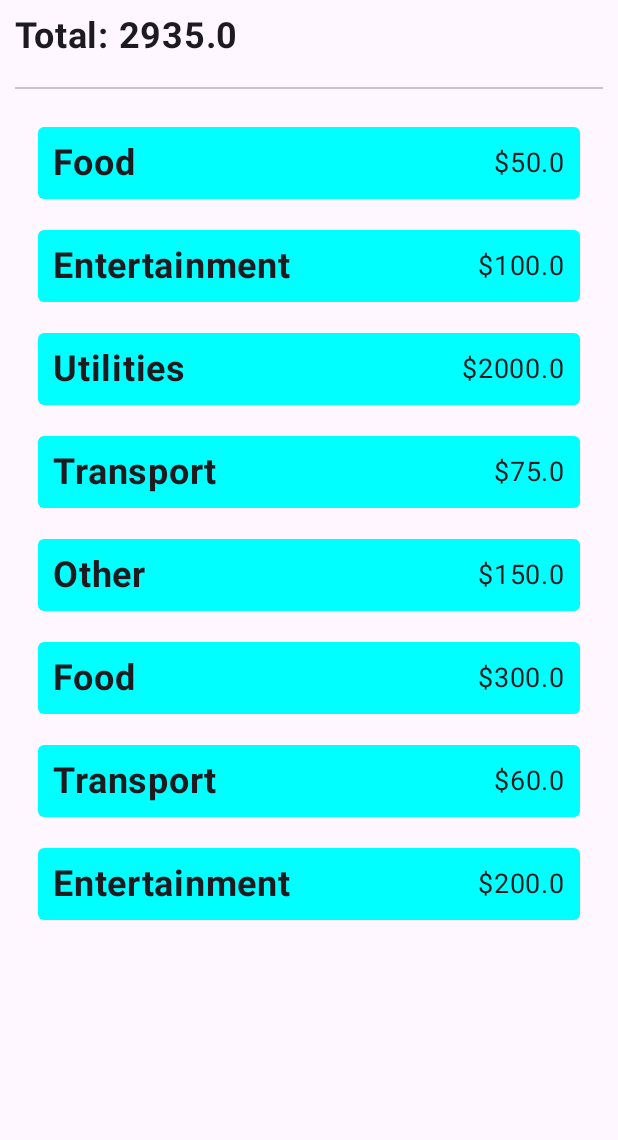
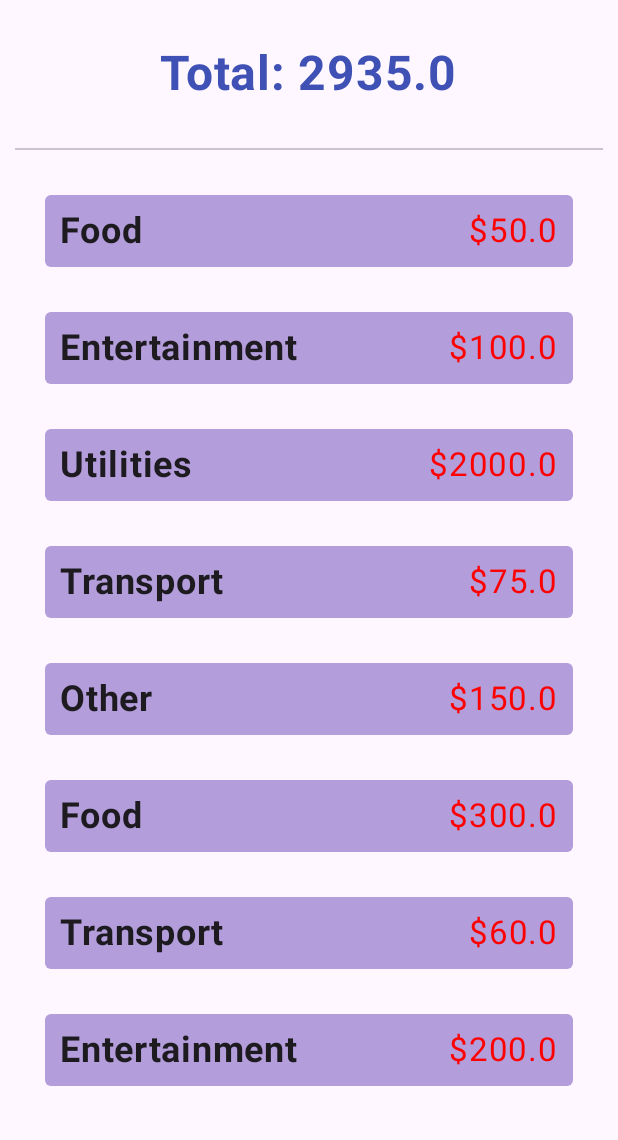
Before and after one commit to charovatzbassar/xtracker, an Android app built with Jetpack Compose: the ExpensesScreen screen opened through its navigation route, on a phone screen of 412 x 824 dp, the part 96-1236 px from its top. Run offline under Robolectric (Android 15) with nearby library versions, the phone set to English and light mode, and no system bars.

Commit message:
ExpensesScreen v2

```diff
--- a/app/src/main/java/com/example/xtracker/ui/screen/ExpensesScreen.kt
+++ b/app/src/main/java/com/example/xtracker/ui/screen/ExpensesScreen.kt
@@ -32,13 +32,18 @@ fun ExpensesScreen() {
             .padding(10.dp),
         horizontalAlignment = Alignment.CenterHorizontally
     ) {
+
+        Spacer(modifier = Modifier.height(20.dp))
         Text(
             text = "Total: $totalExpenses",
-            fontSize = 24.sp,
+            fontSize = 32.sp,
             fontWeight = FontWeight.Bold,
-            modifier = Modifier.align(Alignment.Start)
+            color = Color(0xFF3F51B5),
+            modifier = Modifier
+                .align(Alignment.CenterHorizontally)
+
         )
-        Spacer(modifier = Modifier.height(10.dp))
+        Spacer(modifier = Modifier.height(20.dp))
         Divider(modifier = Modifier.padding(vertical = 10.dp))
 
         LazyColumn(
@@ -57,9 +62,9 @@ fun ExpenseItem(transaction: Transaction) {
     Card(
         modifier = Modifier
             .fillMaxWidth()
-            .padding(5.dp),
+            .padding(10.dp),
         colors = CardDefaults.cardColors(
-            containerColor = Color.Cyan,
+            containerColor = Color(0xFFB39DDB),
         )
     ) {
         Row(
@@ -76,7 +81,8 @@ fun ExpenseItem(transaction: Transaction) {
             )
             Text(
                 text = "$${transaction.amount}",
-                fontSize = 18.sp
+                fontSize = 22.sp,
+                color = Color.Red
             )
         }
     }
```
